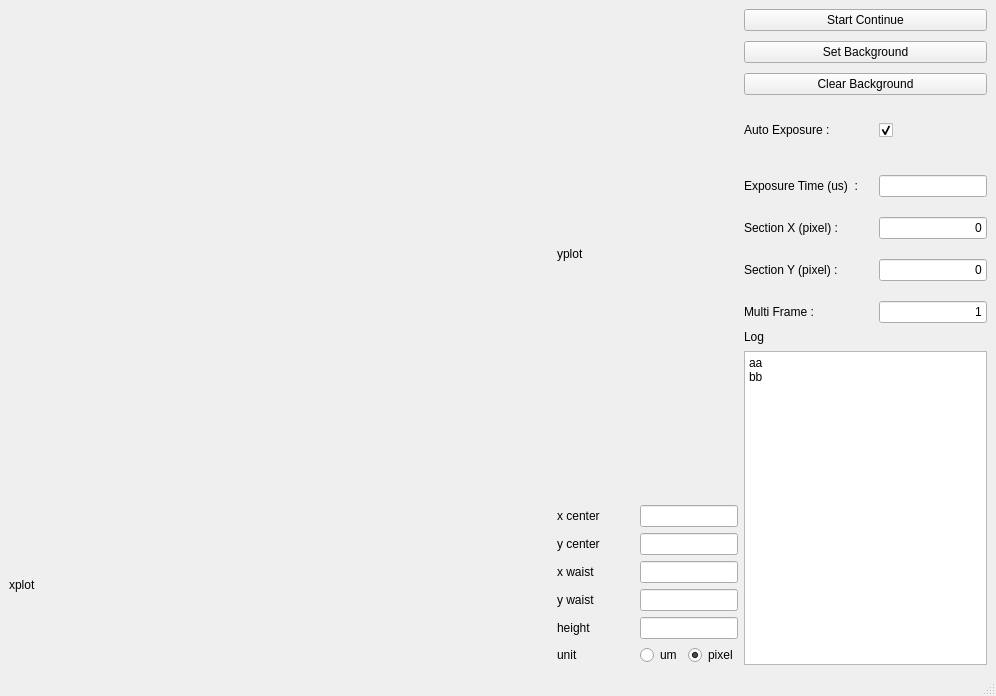
Qt form FlirCamWindow.ui (cyqian97/FlirCamBeamFitter) before a commit.
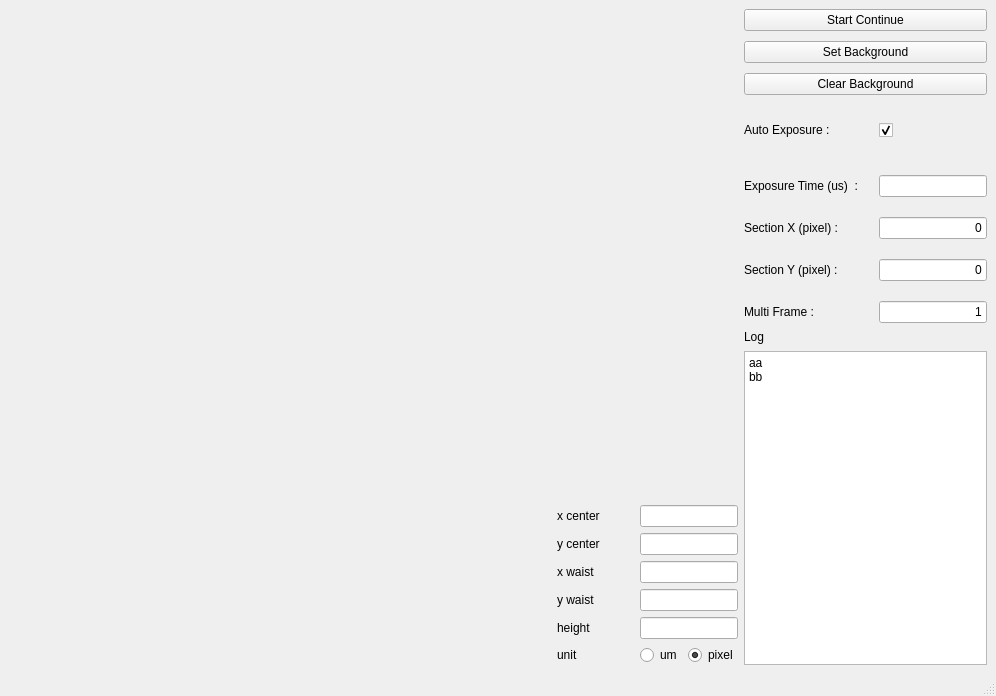
The same form after that commit.

Diff of the .ui file:
```diff
--- a/FlirCamWindow.ui
+++ b/FlirCamWindow.ui
@@ -25,20 +25,6 @@
      <layout class="QHBoxLayout" name="horizontalLayoutWhole" stretch="3,1">
       <item>
        <layout class="QGridLayout" name="gridLayoutImage" rowstretch="3,1" columnstretch="3,1">
-        <item row="0" column="1">
-         <widget class="QLabel" name="labelyplot">
-          <property name="text">
-           <string>yplot</string>
-          </property>
-         </widget>
-        </item>
-        <item row="1" column="0">
-         <widget class="QLabel" name="labelxplot">
-          <property name="text">
-           <string>xplot</string>
-          </property>
-         </widget>
-        </item>
         <item row="1" column="1">
          <layout class="QGridLayout" name="gridLayoutFitResult" columnstretch="1,1">
           <item row="2" column="0">
```
Left out of the diff: 2 changed lines with no effect on the pictures.
